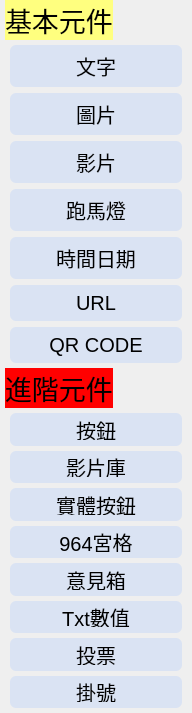
Before: the Qt Designer form src/ActiveManager/LayerAddContent.ui in roger0816/BoardT, drawn with Qt 5.
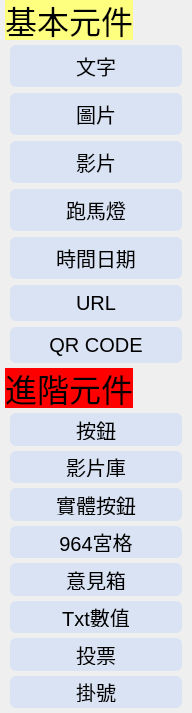
After: the same form once the commit is applied.

```diff
--- a/src/ActiveManager/LayerAddContent.ui
+++ b/src/ActiveManager/LayerAddContent.ui
@@ -207,11 +207,20 @@
            </property>
            <property name="font">
             <font>
-             <pointsize>20</pointsize>
+             <pointsize>-1</pointsize>
+             <weight>50</weight>
+             <italic>false</italic>
+             <bold>false</bold>
             </font>
            </property>
            <property name="styleSheet">
-            <string notr="true">background-color: rgb(255, 0, 0);</string>
+            <string notr="true">background-color: rgb(255, 0, 0);
+
+
+    font:  32px;
+
+min-height:1em;
+min-width:4em;</string>
            </property>
            <property name="text">
             <string>進階元件</string>
@@ -268,11 +277,19 @@
            </property>
            <property name="font">
             <font>
-             <pointsize>20</pointsize>
+             <pointsize>-1</pointsize>
+             <weight>50</weight>
+             <italic>false</italic>
+             <bold>false</bold>
             </font>
            </property>
            <property name="styleSheet">
-            <string notr="true">background-color: rgb(255, 255, 127);</string>
+            <string notr="true">background-color: rgb(255, 255, 127);
+
+    font:  32px;
+
+min-height:1em;
+min-width:4em;</string>
            </property>
            <property name="text">
             <string>基本元件</string>
```
